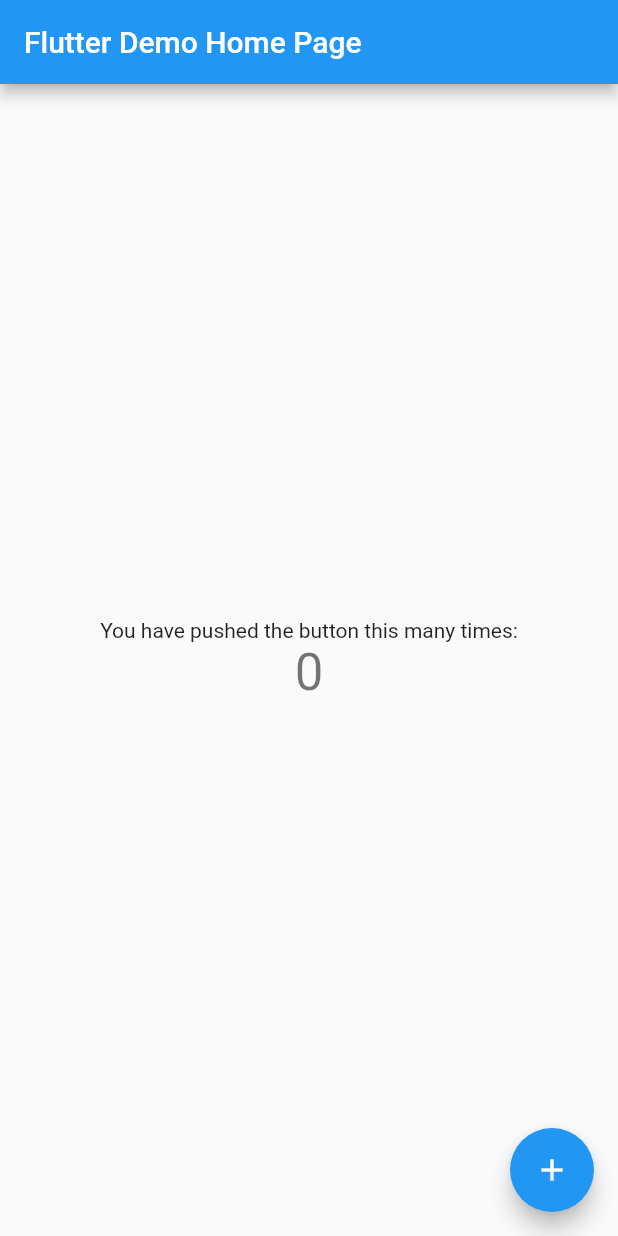
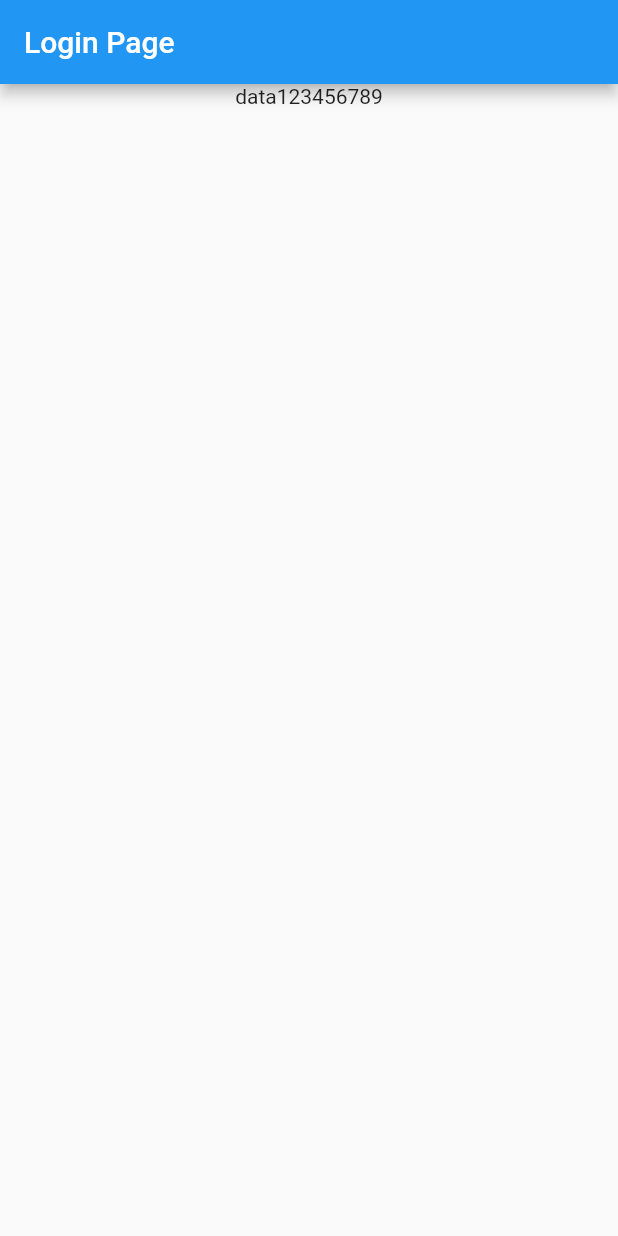
Before and after one commit to chemical-saw/sawdelivery, a Flutter app: the screen it shows after launch, on a phone screen of 412 x 824 dp. Run offline on Flutter 3.47's test engine with Material 2 defaults, Android fonts, the phone set to English and light mode, and no system bars.

Commit message:
Create LoginPage

```diff
--- a/lib/main.dart
+++ b/lib/main.dart
@@ -1,4 +1,5 @@
 import 'package:flutter/material.dart';
+import 'package:sawdelivery/page/loginpage.dart';
 
 void main() {
   runApp(const MyApp());
@@ -11,7 +12,8 @@
   @override
   Widget build(BuildContext context) {
     return MaterialApp(
-      title: 'Flutter Demo',
+      title: 'Saw Delivery',
+      debugShowCheckedModeBanner: false,
       theme: ThemeData(
         // This is the theme of your application.
         //
@@ -24,7 +26,8 @@
         // is not restarted.
         primarySwatch: Colors.blue,
       ),
-      home: const MyHomePage(title: 'Flutter Demo Home Page'),
+      home: const LoginPage(),
+      // home: const MyHomePage(title: 'Flutter Demo Home Page'),
     );
   }
 }
--- /dev/null
+++ b/lib/page/loginpage.dart
@@ -0,0 +1,24 @@
+import 'package:flutter/material.dart';
+
+class LoginPage extends StatefulWidget {
+  const LoginPage({ Key? key }) : super(key: key);
+
+  @override
+  State<LoginPage> createState() => _LoginPageState();
+}
+
+class _LoginPageState extends State<LoginPage> {
+  @override
+  Widget build(BuildContext context) {
+    return Scaffold(
+      appBar: AppBar(title: const Text("Login Page"),),
+      body: Center(
+        child: Column(
+          children: [
+            Text("data123456789")
+          ],
+        ),
+      ),
+    );
+  }
+}
```
